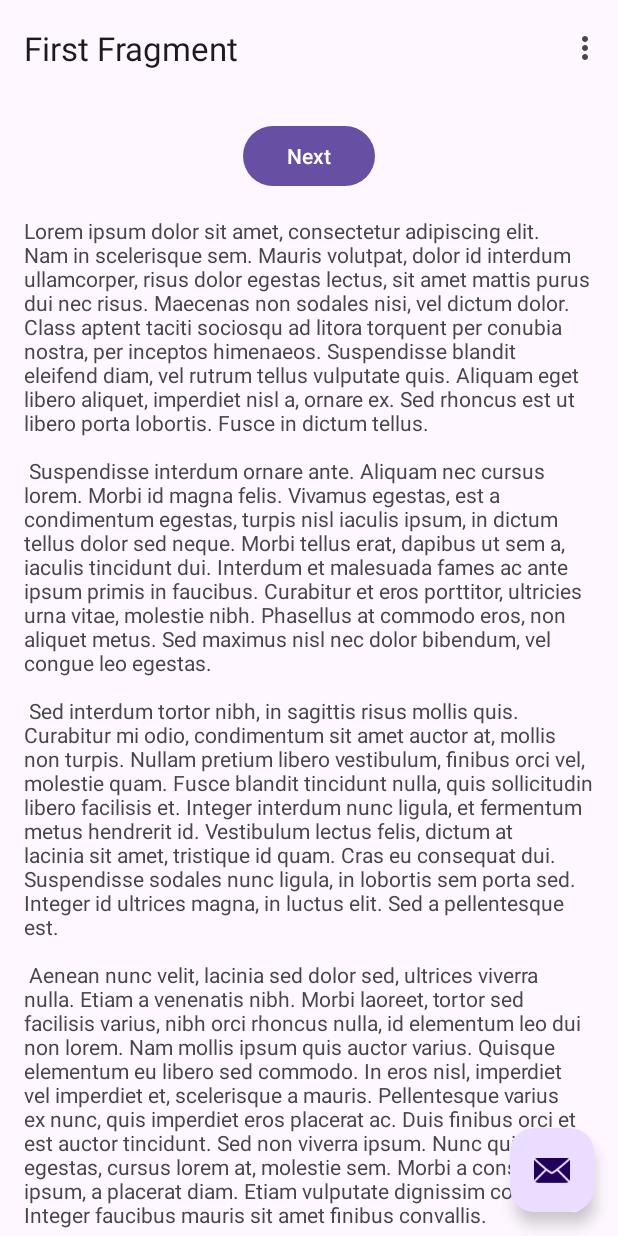
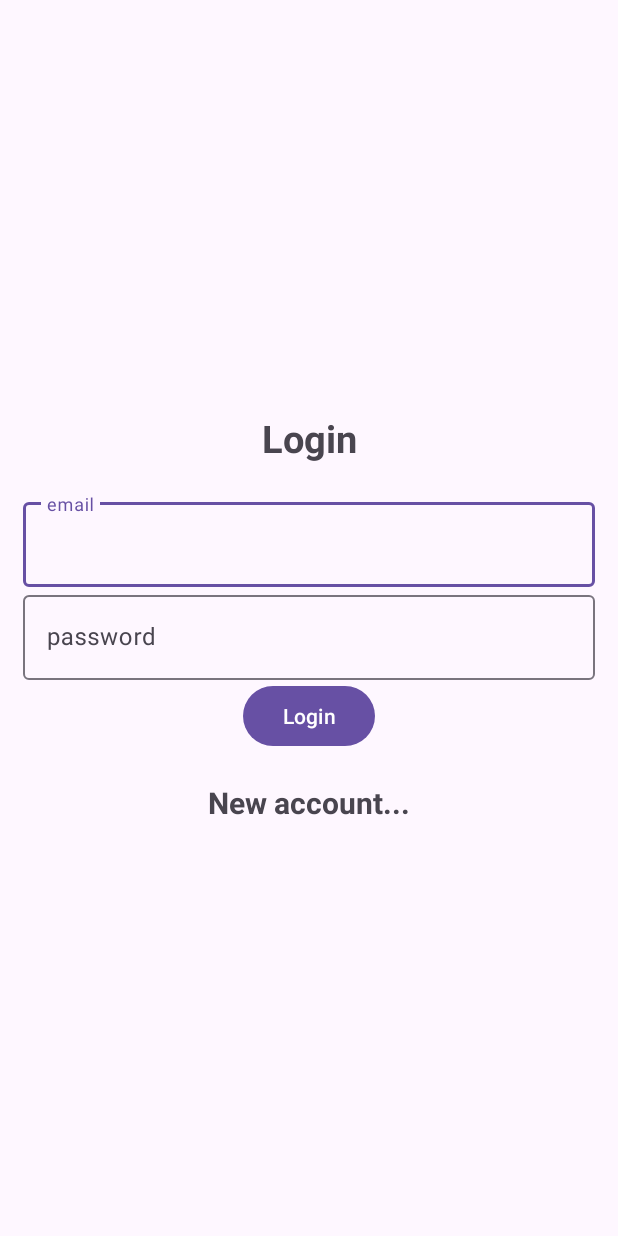
Before and after one commit to Parz1val13/Tenang-Capstone, an Android app: the screen it shows after launch (MainActivity before the commit, Login after it), on a phone screen of 412 x 824 dp. Run offline under Robolectric (Android 15) with nearby library versions, the light colour scheme and no system bars; our stand-ins replace Firebase (no records; nobody signed in at launch, a user with empty details on screens opened directly).

Commit message:
login stuff TEST

```diff
--- a/app/build.gradle
+++ b/app/build.gradle
@@ -1,5 +1,6 @@
 plugins {
     id 'com.android.application'
+    id 'com.google.gms.google-services'
 }
 
 android {
@@ -34,10 +35,11 @@ android {
 dependencies {
 
     implementation 'androidx.appcompat:appcompat:1.6.1'
-    implementation 'com.google.android.material:material:1.5.0'
+    implementation 'com.google.android.material:material:1.8.0'
     implementation 'androidx.constraintlayout:constraintlayout:2.1.4'
     implementation 'androidx.navigation:navigation-fragment:2.5.3'
     implementation 'androidx.navigation:navigation-ui:2.5.3'
+    implementation 'com.google.firebase:firebase-auth:21.3.0'
     testImplementation 'junit:junit:4.13.2'
     androidTestImplementation 'androidx.test.ext:junit:1.1.5'
     androidTestImplementation 'androidx.test.espresso:espresso-core:3.5.1'
--- a/app/src/main/java/com/example/tenang_capstone/FirstFragment.java
+++ /dev/null
@@ -1,47 +0,0 @@
-package com.example.tenang_capstone;
-
-import android.os.Bundle;
-import android.view.LayoutInflater;
-import android.view.View;
-import android.view.ViewGroup;
-
-import androidx.annotation.NonNull;
-import androidx.fragment.app.Fragment;
-import androidx.navigation.fragment.NavHostFragment;
-
-import com.example.tenang_capstone.databinding.FragmentFirstBinding;
-
-public class FirstFragment extends Fragment {
-
-    private FragmentFirstBinding binding;
-
-    @Override
-    public View onCreateView(
-            LayoutInflater inflater, ViewGroup container,
-            Bundle savedInstanceState
-    ) {
-
-        binding = FragmentFirstBinding.inflate(inflater, container, false);
-        return binding.getRoot();
-
-    }
-
-    public void onViewCreated(@NonNull View view, Bundle savedInstanceState) {
-        super.onViewCreated(view, savedInstanceState);
-
-        binding.buttonFirst.setOnClickListener(new View.OnClickListener() {
-            @Override
-            public void onClick(View view) {
-                NavHostFragment.findNavController(FirstFragment.this)
-                        .navigate(R.id.action_FirstFragment_to_SecondFragment);
-            }
-        });
-    }
-
-    @Override
-    public void onDestroyView() {
-        super.onDestroyView();
-        binding = null;
-    }
-
-}
--- /dev/null
+++ b/app/src/main/java/com/example/tenang_capstone/Login.java
@@ -0,0 +1,97 @@
+package com.example.tenang_capstone;
+
+import androidx.annotation.NonNull;
+import androidx.appcompat.app.AppCompatActivity;
+
+import android.content.Intent;
+import android.os.Bundle;
+import android.text.TextUtils;
+import android.view.View;
+import android.widget.Button;
+import android.widget.ProgressBar;
+import android.widget.TextView;
+import android.widget.Toast;
+
+import com.google.android.gms.tasks.OnCompleteListener;
+import com.google.android.gms.tasks.Task;
+import com.google.android.material.textfield.TextInputEditText;
+import com.google.firebase.auth.AuthResult;
+import com.google.firebase.auth.FirebaseAuth;
+import com.google.firebase.auth.FirebaseUser;
+
+public class Login extends AppCompatActivity {
+
+    TextInputEditText editTextEmail, editTextPassword;
+    Button buttonLogin;
+    FirebaseAuth mAuth;
+    ProgressBar progressBar;
+    TextView textView;
+
+    @Override
+    public void onStart() {
+        super.onStart();
+        FirebaseUser currentUser = mAuth.getCurrentUser();
+        if(currentUser != null){
+            Intent intent = new Intent(getApplicationContext(), MainActivity.class);
+            startActivity(intent);
+            finish();
+        }
+    }
+
+    @Override
+    protected void onCreate(Bundle savedInstanceState) {
+        super.onCreate(savedInstanceState);
+        setContentView(R.layout.activity_login);
+
+        mAuth= FirebaseAuth.getInstance();
+        editTextEmail = findViewById(R.id.email);
+        editTextPassword = findViewById(R.id.password);
+        buttonLogin = findViewById(R.id.btnLogin);
+        progressBar = findViewById(R.id.progressBar);
+        textView = findViewById(R.id.registerNow);
+        textView.setOnClickListener(new View.OnClickListener() {
+            @Override
+            public void onClick(View v) {
+                Intent intent = new Intent(getApplicationContext(), Register.class);
+                startActivity(intent);
+                finish();
+            }
+        });
+
+        buttonLogin.setOnClickListener(new View.OnClickListener() {
+            @Override
+            public void onClick(View v) {
+                progressBar.setVisibility(View.VISIBLE);
+                String email, password;
+                email = String.valueOf(editTextEmail.getText().toString());
+                password = String.valueOf(editTextPassword.getText().toString());
+
+                if (TextUtils.isEmpty(email)) {
+                    Toast.makeText(Login.this, "Enter Email", Toast.LENGTH_SHORT).show();
+                    return;
+                }
+                if (TextUtils.isEmpty(password)) {
+                    Toast.makeText(Login.this, "Enter Password", Toast.LENGTH_SHORT).show();
+                    return;
+                }
+
+                mAuth.signInWithEmailAndPassword(email, password)
+                        .addOnCompleteListener(new OnCompleteListener<AuthResult>() {
+                            @Override
+                            public void onComplete(@NonNull Task<AuthResult> task) {
+                                progressBar.setVisibility(View.GONE);
+                                if (task.isSuccessful()) {
+                                    Toast.makeText(getApplicationContext(),"Login Successful",Toast.LENGTH_SHORT).show();
+                                    //Intent intent = new Intent(getApplicationContext(), MainActivity.class);
+                                    //startActivity(intent);
+                                    //finish();
+                                } else {
+                                    Toast.makeText(Login.this, "Authentication failed.",
+                                            Toast.LENGTH_SHORT).show();
+                                }
+                            }
+                        });
+            }
+        });
+    }
+}
--- a/app/src/main/java/com/example/tenang_capstone/MainActivity.java
+++ b/app/src/main/java/com/example/tenang_capstone/MainActivity.java
@@ -1,80 +1,37 @@
 package com.example.tenang_capstone;
 
+import android.content.Intent;
 import android.os.Bundle;
-
-import com.google.android.material.snackbar.Snackbar;
+import android.widget.TextView;
 
 import androidx.appcompat.app.AppCompatActivity;
 
-import android.view.View;
+import com.google.firebase.auth.FirebaseAuth;
+import com.google.firebase.auth.FirebaseUser;
 
-import androidx.core.view.WindowCompat;
-import androidx.navigation.NavController;
-import androidx.navigation.Navigation;
-import androidx.navigation.ui.AppBarConfiguration;
-import androidx.navigation.ui.NavigationUI;
+class MainActivity extends AppCompatActivity {
 
-import com.example.tenang_capstone.databinding.ActivityMainBinding;
+    FirebaseAuth auth;
+    TextView textView;
+    FirebaseUser user;
 
-import android.view.Menu;
-import android.view.MenuItem;
-
-public class MainActivity extends AppCompatActivity {
-
-    // our client sux #facts
-    // FACTS ^
-    private AppBarConfiguration appBarConfiguration;
-    private ActivityMainBinding binding;
-
-    @Override
     protected void onCreate(Bundle savedInstanceState) {
         super.onCreate(savedInstanceState);
+        setContentView(R.layout.activity_main);
 
-        binding = ActivityMainBinding.inflate(getLayoutInflater());
-        setContentView(binding.getRoot());
+        auth = FirebaseAuth.getInstance();
+        textView = findViewById(R.id.hellomessage);
+        user = auth.getCurrentUser();
+        if (user==null) {
+            Intent intent = new Intent(getApplicationContext(), Login.class);
+            startActivity(intent);
+            finish();
+        }
+        else {
+            textView.setText(user.getEmail());
+        }
 
-        setSupportActionBar(binding.toolbar);
-
-        NavController navController = Navigation.findNavController(this, R.id.nav_host_fragment_content_main);
-        appBarConfiguration = new AppBarConfiguration.Builder(navController.getGraph()).build();
-        NavigationUI.setupActionBarWithNavController(this, navController, appBarConfiguration);
-
-        binding.fab.setOnClickListener(new View.OnClickListener() {
-            @Override
-            public void onClick(View view) {
-                Snackbar.make(view, "Replace with your own action", Snackbar.LENGTH_LONG)
-                        .setAnchorView(R.id.fab)
-                        .setAction("Action", null).show();
-            }
-        });
     }
 
-    @Override
-    public boolean onCreateOptionsMenu(Menu menu) {
-        // Inflate the menu; this adds items to the action bar if it is present.
-        getMenuInflater().inflate(R.menu.menu_main, menu);
-        return true;
-    }
 
-    @Override
-    public boolean onOptionsItemSelected(MenuItem item) {
-        // Handle action bar item clicks here. The action bar will
-        // automatically handle clicks on the Home/Up button, so long
-        // as you specify a parent activity in AndroidManifest.xml.
-        int id = item.getItemId();
-
-        //noinspection SimplifiableIfStatement
-        if (id == R.id.action_settings) {
-            return true;
-        }
-
-        return super.onOptionsItemSelected(item);
-    }
-
-    @Override
-    public boolean onSupportNavigateUp() {
-        NavController navController = Navigation.findNavController(this, R.id.nav_host_fragment_content_main);
-        return NavigationUI.navigateUp(navController, appBarConfiguration)
-                || super.onSupportNavigateUp();
-    }
 }
--- /dev/null
+++ b/app/src/main/res/layout/activity_login.xml
@@ -0,0 +1,65 @@
+<?xml version="1.0" encoding="utf-8"?>
+<LinearLayout xmlns:android="http://schemas.android.com/apk/res/android"
+    xmlns:app="http://schemas.android.com/apk/res-auto"
+    xmlns:tools="http://schemas.android.com/tools"
+    android:layout_width="match_parent"
+    android:orientation="vertical"
+    android:gravity="center"
+    android:layout_height="match_parent"
+    android:padding="15dp"
+    tools:context=".Login">
+
+    <TextView
+        android:text="@string/login"
+        android:textSize="25sp"
+        android:layout_marginBottom="20dp"
+        android:textStyle="bold"
+        android:gravity="center"
+        android:layout_width="match_parent"
+        android:layout_height="wrap_content" />
+
+    <com.google.android.material.textfield.TextInputLayout
+        android:layout_width="match_parent"
+        android:layout_height="wrap_content">
+
+        <com.google.android.material.textfield.TextInputEditText
+            android:id="@+id/email"
+            android:hint="@string/email"
+            android:layout_width="match_parent"
+            android:layout_height="wrap_content" />
+    </com.google.android.material.textfield.TextInputLayout>
+
+    <com.google.android.material.textfield.TextInputLayout
+        android:layout_width="match_parent"
+        android:layout_height="wrap_content">
+
+        <com.google.android.material.textfield.TextInputEditText
+            android:id="@+id/password"
+            android:hint="@string/password"
+            android:layout_width="match_parent"
+            android:layout_height="wrap_content" />
+    </com.google.android.material.textfield.TextInputLayout>
+
+    <ProgressBar
+        android:id="@+id/progressBar"
+        android:visibility="gone"
+        android:layout_width="wrap_content"
+        android:layout_height="wrap_content" />
+
+    <Button
+        android:id="@+id/btnLogin"
+        android:text="@string/login"
+        android:layout_width="wrap_content"
+        android:layout_height="wrap_content" />
+
+    <TextView
+        android:textStyle="bold"
+        android:textSize="20sp"
+        android:gravity="center"
+        android:layout_marginTop="20dp"
+        android:id="@+id/registerNow"
+        android:text="@string/new_account"
+        android:layout_width="match_parent"
+        android:layout_height="wrap_content" />
+
+</LinearLayout>
--- a/app/src/main/res/layout/activity_main.xml
+++ b/app/src/main/res/layout/activity_main.xml
@@ -1,33 +1,20 @@
 <?xml version="1.0" encoding="utf-8"?>
-<androidx.coordinatorlayout.widget.CoordinatorLayout xmlns:android="http://schemas.android.com/apk/res/android"
+<LinearLayout xmlns:android="http://schemas.android.com/apk/res/android"
     xmlns:app="http://schemas.android.com/apk/res-auto"
     xmlns:tools="http://schemas.android.com/tools"
     android:layout_width="match_parent"
+    android:orientation="vertical"
+    android:gravity="center"
     android:layout_height="match_parent"
-    android:fitsSystemWindows="true"
     tools:context=".MainActivity">
 
-    <com.google.android.material.appbar.AppBarLayout
-        android:layout_width="match_parent"
-        android:layout_height="wrap_content"
-        android:fitsSystemWindows="true">
-
-        <com.google.android.material.appbar.MaterialToolbar
-            android:id="@+id/toolbar"
-            android:layout_width="match_parent"
-            android:layout_height="?attr/actionBarSize" />
-
-    </com.google.android.material.appbar.AppBarLayout>
-
-    <include layout="@layout/content_main" />
-
-    <com.google.android.material.floatingactionbutton.FloatingActionButton
-        android:id="@+id/fab"
+    <TextView
+        android:id="@+id/hellomessage"
         android:layout_width="wrap_content"
         android:layout_height="wrap_content"
-        android:layout_gravity="bottom|end"
-        android:layout_marginEnd="@dimen/fab_margin"
-        android:layout_marginBottom="16dp"
-        app:srcCompat="@android:drawable/ic_dialog_email" />
+        android:text="Main Menu"
 
-</androidx.coordinatorlayout.widget.CoordinatorLayout>
+
+        />
+
+</LinearLayout>
--- a/app/src/main/res/layout/content_main.xml
+++ /dev/null
@@ -1,19 +0,0 @@
-<?xml version="1.0" encoding="utf-8"?>
-<androidx.constraintlayout.widget.ConstraintLayout xmlns:android="http://schemas.android.com/apk/res/android"
-    xmlns:app="http://schemas.android.com/apk/res-auto"
-    android:layout_width="match_parent"
-    android:layout_height="match_parent"
-    app:layout_behavior="@string/appbar_scrolling_view_behavior">
-
-    <fragment
-        android:id="@+id/nav_host_fragment_content_main"
-        android:name="androidx.navigation.fragment.NavHostFragment"
-        android:layout_width="0dp"
-        android:layout_height="0dp"
-        app:defaultNavHost="true"
-        app:layout_constraintBottom_toBottomOf="parent"
-        app:layout_constraintEnd_toEndOf="parent"
-        app:layout_constraintStart_toStartOf="parent"
-        app:layout_constraintTop_toTopOf="parent"
-        app:navGraph="@navigation/nav_graph" />
-</androidx.constraintlayout.widget.ConstraintLayout>
--- a/app/src/main/res/layout/fragment_first.xml
+++ /dev/null
@@ -1,35 +0,0 @@
-<?xml version="1.0" encoding="utf-8"?>
-<androidx.core.widget.NestedScrollView xmlns:android="http://schemas.android.com/apk/res/android"
-    xmlns:app="http://schemas.android.com/apk/res-auto"
-    xmlns:tools="http://schemas.android.com/tools"
-    android:layout_width="match_parent"
-    android:layout_height="match_parent"
-    tools:context=".FirstFragment">
-
-    <androidx.constraintlayout.widget.ConstraintLayout
-        android:layout_width="match_parent"
-        android:layout_height="match_parent"
-        android:padding="16dp">
-
-        <Button
-            android:id="@+id/button_first"
-            android:layout_width="wrap_content"
-            android:layout_height="wrap_content"
-            android:text="@string/next"
-            app:layout_constraintBottom_toTopOf="@id/textview_first"
-            app:layout_constraintEnd_toEndOf="parent"
-            app:layout_constraintStart_toStartOf="parent"
-            app:layout_constraintTop_toTopOf="parent" />
-
-        <TextView
-            android:id="@+id/textview_first"
-            android:layout_width="wrap_content"
-            android:layout_height="wrap_content"
-            android:layout_marginTop="16dp"
-            android:text="@string/lorem_ipsum"
-            app:layout_constraintBottom_toBottomOf="parent"
-            app:layout_constraintEnd_toEndOf="parent"
-            app:layout_constraintStart_toStartOf="parent"
-            app:layout_constraintTop_toBottomOf="@id/button_first" />
-    </androidx.constraintlayout.widget.ConstraintLayout>
-</androidx.core.widget.NestedScrollView>
--- a/app/src/main/res/navigation/nav_graph.xml
+++ b/app/src/main/res/navigation/nav_graph.xml
@@ -2,27 +2,7 @@
 <navigation xmlns:android="http://schemas.android.com/apk/res/android"
     xmlns:app="http://schemas.android.com/apk/res-auto"
     xmlns:tools="http://schemas.android.com/tools"
-    android:id="@+id/nav_graph"
-    app:startDestination="@id/FirstFragment">
+    android:id="@+id/nav_graph">
 
-    <fragment
-        android:id="@+id/FirstFragment"
-        android:name="com.example.tenang_capstone.FirstFragment"
-        android:label="@string/first_fragment_label"
-        tools:layout="@layout/fragment_first">
 
-        <action
-            android:id="@+id/action_FirstFragment_to_SecondFragment"
-            app:destination="@id/SecondFragment" />
-    </fragment>
-    <fragment
-        android:id="@+id/SecondFragment"
-        android:name="com.example.tenang_capstone.SecondFragment"
-        android:label="@string/second_fragment_label"
-        tools:layout="@layout/fragment_second">
-
-        <action
-            android:id="@+id/action_SecondFragment_to_FirstFragment"
-            app:destination="@id/FirstFragment" />
-    </fragment>
 </navigation>
--- /dev/null
+++ b/app/src/main/res/values/refs.xml
@@ -0,0 +1,2 @@
+<?xml version="1.0" encoding="utf-8"?>
+<resources></resources>
--- a/app/src/main/res/values/strings.xml
+++ b/app/src/main/res/values/strings.xml
@@ -1,9 +1,6 @@
 <resources>
     <string name="app_name">Tenang-Capstone</string>
     <string name="action_settings">Settings</string>
-    <!-- Strings used for fragments for navigation -->
-    <string name="first_fragment_label">First Fragment</string>
-    <string name="second_fragment_label">Second Fragment</string>
     <string name="next">Next</string>
     <string name="previous">Previous</string>
 
@@ -43,4 +40,10 @@
         libero vel nunc consequat, quis tincidunt nisl eleifend. Cras bibendum enim a justo luctus
         vestibulum. Fusce dictum libero quis erat maximus, vitae volutpat diam dignissim.
     </string>
+    <string name="login">Login</string>
+    <string name="email">email</string>
+    <string name="password">password</string>
+    <string name="register">Register</string>
+    <string name="existing_account">Existing account...</string>
+    <string name="new_account">New account...</string>
 </resources>
--- a/build.gradle
+++ b/build.gradle
@@ -1,4 +1,8 @@
-// Top-level build file where you can add configuration options common to all sub-projects/modules.
+buildscript {
+    dependencies {
+        classpath 'com.google.gms:google-services:4.3.15'
+    }
+}// Top-level build file where you can add configuration options common to all sub-projects/modules.
 plugins {
     id 'com.android.application' version '8.0.0' apply false
     id 'com.android.library' version '8.0.0' apply false
```
Also changed, not shown: app/src/main/AndroidManifest.xml (+16 -7 lines), app/src/main/java/com/example/tenang_capstone/Register.java (added, +98 -0 lines), app/src/main/java/com/example/tenang_capstone/SecondFragment.java (deleted, +0 -47 lines), app/src/main/res/layout/activity_register.xml (added, +65 -0 lines), app/src/main/res/layout/fragment_second.xml (deleted, +0 -35 lines), 1 other file.
